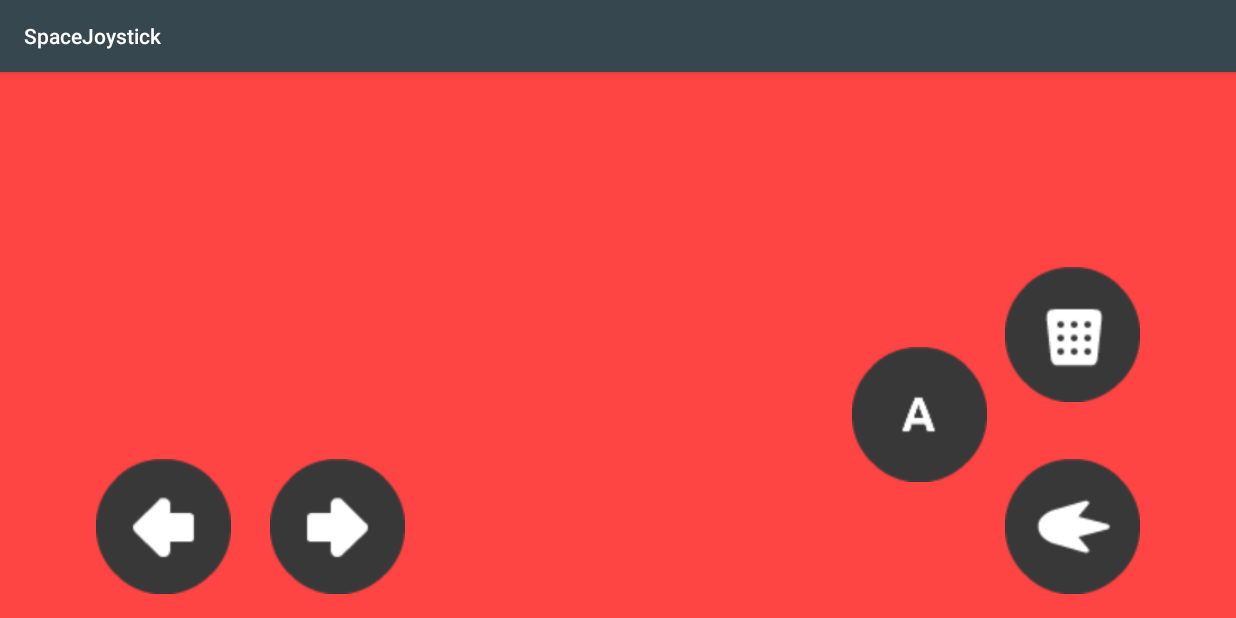
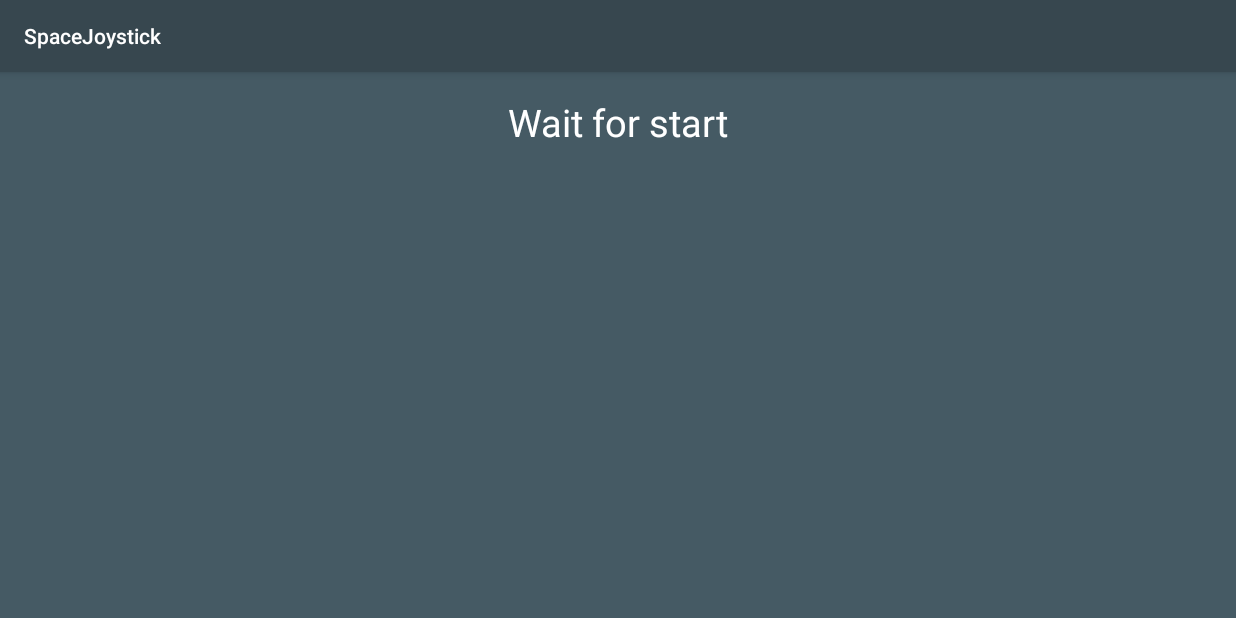
Before and after one commit to OleksandrDemian/SpaceJoystick, an Android app: the MainActivity screen opened directly, with no data from a screen before it, on a phone screen of 824 x 412 dp (held sideways). Run offline under Robolectric (Android 15) with nearby library versions, the phone set to English and light mode, and no system bars.

Commit message:
Client, WaitScreen
Added wait screen before start, changed client (only one can be created)

```diff
--- a/app/src/main/java/com/example/oleksandr/spacejoystick/Client.java
+++ b/app/src/main/java/com/example/oleksandr/spacejoystick/Client.java
@@ -4,6 +4,7 @@ import java.io.BufferedReader;
 import java.io.IOException;
 import java.io.InputStreamReader;
 import java.io.PrintWriter;
+import java.net.InetSocketAddress;
 import java.net.Socket;
 
 /**
@@ -12,20 +13,40 @@ import java.net.Socket;
 
 public class Client extends Thread {
 
+    public static final int PORT = 6546;
+    public static Client instance;
     private Socket socket;
     private PrintWriter writer;
     private BufferedReader reader;
     private ClientListener clientListener;
 
-    public Client(String ip, int port) {
+    public Client(){
+        if(instance != null)
+            instance.stopClient();
+
+        instance = this;
+    }
+
+    public void connect(String ip, int port) {
         try {
-            socket = new Socket(ip, port);
+            socket = new Socket();
+            socket.connect(new InetSocketAddress(ip, port), 3000);
             writer = new PrintWriter(socket.getOutputStream());
             reader = new BufferedReader(new InputStreamReader(socket.getInputStream()));
+            instance = this;
             start();
+            if(clientListener != null) clientListener.onConnectionEvent(ConnectionEvent.CONNECTED);
         } catch (IOException e) {
+            if(clientListener != null) clientListener.onConnectionEvent(ConnectionEvent.CONNECTION_FAILED);
             e.printStackTrace();
         }
+    }
+
+    public static Client getInstance(){
+        //PAY ATTENTION!!!
+        if(instance == null)
+            return new Client();
+        return instance;
     }
 
     public void setClientListener(ClientListener listener){
@@ -41,6 +62,8 @@ public class Client extends Thread {
                     clientListener.onMessageReceived(message);
                 }
             } catch (IOException e) {
+                if(clientListener != null)
+                    clientListener.onConnectionEvent(ConnectionEvent.CONNECTION_STOPED);
                 e.printStackTrace();
             }
         }
@@ -81,4 +104,13 @@ public class Client extends Thread {
         }
         sendMessage(message);
     }
+
+    public void stopClient(){
+        try {
+            interrupt();
+            socket.close();
+        } catch (IOException e) {
+            e.printStackTrace();
+        }
+    }
 }
--- a/app/src/main/java/com/example/oleksandr/spacejoystick/ClientListener.java
+++ b/app/src/main/java/com/example/oleksandr/spacejoystick/ClientListener.java
@@ -7,4 +7,5 @@ package com.example.oleksandr.spacejoystick;
 public interface ClientListener {
     void onMessageReceived(String message);
     void onMessageSendSuccess();
+    void onConnectionEvent(ConnectionEvent event);
 }
--- a/app/src/main/java/com/example/oleksandr/spacejoystick/HomeActivity.java
+++ b/app/src/main/java/com/example/oleksandr/spacejoystick/HomeActivity.java
@@ -32,7 +32,6 @@ public class HomeActivity extends AppCompatActivity {
     protected void onCreate(Bundle savedInstanceState) {
         super.onCreate(savedInstanceState);
         setContentView(R.layout.activity_home);
-
         mSectionsPagerAdapter = new SectionsPagerAdapter(getSupportFragmentManager());
 
         mViewPager = (ViewPager) findViewById(R.id.container);
--- a/app/src/main/java/com/example/oleksandr/spacejoystick/MainActivity.java
+++ b/app/src/main/java/com/example/oleksandr/spacejoystick/MainActivity.java
@@ -8,6 +8,7 @@ import android.os.Vibrator;
 import android.support.v4.app.ActivityCompat;
 import android.support.v7.app.AppCompatActivity;
 import android.os.Bundle;
+import android.text.Layout;
 import android.view.MotionEvent;
 import android.view.View;
 import android.widget.ImageButton;
@@ -44,13 +45,10 @@ public class MainActivity extends AppCompatActivity implements ClientListener {
         playerData = new PlayerData(getApplicationContext());
         playerData.loadPlayer();
 
-        //abilityTimer = new Timer(playerData.getAbilityCoolDown(), true);
-        //fireTimer = new Timer(playerData.getFireCoolDown(), true);
-
         //vibrator = (Vibrator)getSystemService(Context.VIBRATOR_SERVICE);
 
         requestPermission();
-        startClient();
+        initializePlayer();
 
         ImageButton left = (ImageButton) findViewById(R.id.btnLeft);
         ImageButton right = (ImageButton) findViewById(R.id.btnRight);
@@ -58,44 +56,6 @@ public class MainActivity extends AppCompatActivity implements ClientListener {
         ImageButton ability = (ImageButton) findViewById(R.id.btnAbility);
 
         final ImageButton engine = (ImageButton) findViewById(R.id.btnEngine);
-
-        /*left.setOnClickListener(new View.OnClickListener() {
-            @Override
-            public void onClick(View v) {
-                client.send(Command.TURNLEFT);
-            }
-        });
-
-        right.setOnClickListener(new View.OnClickListener() {
-            @Override
-            public void onClick(View v) {
-                client.send(Command.TURNRIGHT);
-            }
-        });*/
-
-        /*engine.setOnClickListener(new View.OnClickListener() {
-            @Override
-            public void onClick(View v) {
-                client.send(Command.ENGINETRIGGER);
-            }
-        });
-
-        shoot.setOnClickListener(new View.OnClickListener() {
-            @Override
-            public void onClick(View v) {
-                if(fireTimer.passed())
-                    client.send(Command.FIRE);
-            }
-        });
-
-        ability.setOnClickListener(new View.OnClickListener() {
-            @Override
-            public void onClick(View v) {
-                System.out.println("Delta: " + abilityTimer.deltaTime());
-                if(abilityTimer.passed())
-                    client.send(Command.ABILITYTRIGGER);
-            }
-        });*/
 
         //<-----------------NEW INPUT------------------------------->
         left.setOnTouchListener(new View.OnTouchListener() {
@@ -162,36 +122,41 @@ public class MainActivity extends AppCompatActivity implements ClientListener {
 
     }
 
-    private void startClient(){
+    private void initializePlayer(){
         if(client != null)
             return;
 
-        final ClientListener listener = this;
-        Thread thread = new Thread(new Runnable() {
+        client = Client.getInstance();
+        client.setClientListener(this);
+        client.sendMessage("rn" + playerData.getName());
+        //String[] dati = { "50", "15", "3", "500", "1", "3", "2" };
+        client.send(Request.SHIPINFO, playerData.getShipInfoArray());
+    }
+
+    private void showJoystick(){
+        runOnUiThread(new Runnable() {
             @Override
             public void run() {
-                String ip = getIntent().getExtras().getString("ip", "null");
-                client = new Client(ip, 6546);
-                client.setClientListener(listener);
-                client.sendMessage("rn" + playerData.getName());
-
-                //Dati order: health, damage, shield, speed, shipSkin, abilityType, abilityLevel
-                //String[] dati = { "50", "15", "3", "500", "1", "3", "2" };
-                client.send(Request.SHIPINFO, playerData.getShipInfoArray());
+                RelativeLayout joystick = (RelativeLayout)findViewById(R.id.joystickLayout);
+                RelativeLayout waitLayout = (RelativeLayout)findViewById(R.id.waitLayout);
+                waitLayout.setVisibility(View.INVISIBLE);
+                joystick.setVisibility(View.VISIBLE);
             }
         });
-        thread.start();
+
     }
 
     @Override
     public void onMessageReceived(final String message) {
-
+        if(message == "")
+            return;
         System.out.println("Receive activity: " + message);
         //NOT TESTED
         if(message.charAt(0) == 'r') {
             switch (message.charAt(1)) {
                 //rs - start game
                 case 's':
+                    showJoystick();
                     break;
                 case 'p':
                     playerData.incresePoints();
@@ -199,6 +164,8 @@ public class MainActivity extends AppCompatActivity implements ClientListener {
                 //Set background color here
                 case 'c':
                     setBackgroundColor(Integer.parseInt("" + message.charAt(2)));
+                    //TEMP
+                    showJoystick();
                     break;
                 case 'm':
                     client.interrupt();
@@ -213,14 +180,33 @@ public class MainActivity extends AppCompatActivity implements ClientListener {
         //vibrator.vibrate(25);
     }
 
+    @Override
+    public void onConnectionEvent(ConnectionEvent event) {
+        switch (event){
+
+        }
+    }
+
     private void setBackgroundColor(final int index){
         runOnUiThread(new Runnable() {
             @Override
             public void run() {
                 RelativeLayout background = (RelativeLayout)findViewById(R.id.activity_main);
-                int color = Converter.toColor(index);
-                if(color == -1)
-                    color = getResources().getColor(R.color.background);
+                int color = getResources().getColor(R.color.background);
+                switch (index){
+                    case 0:
+                        color = getResources().getColor(R.color.bgBlue);
+                        break;
+                    case 1:
+                        color = getResources().getColor(R.color.bgGreen);
+                        break;
+                    case 2:
+                        color = getResources().getColor(R.color.bgRed);
+                        break;
+                    case 3:
+                        color = getResources().getColor(R.color.bgOrange);
+                        break;
+                }
                 background.setBackgroundColor(color);
             }
         });
@@ -252,41 +238,12 @@ public class MainActivity extends AppCompatActivity implements ClientListener {
                         string += "e";
                         engineB = false;
                     }
-                    /*if(fireB)
-                        string += "s";
-                        //addCommand(Command.FIRE);
-                    if(engineB) {
-                        string += "e";
-                        engineB = false;
-                    }
-                        //addCommand(Command.ENGINETRIGGER);
-                    if(leftB)
-                        string += "l";
-                    if(rightB)
-                        string += "r";
-                    if(abilityB)
-                        string += "a";*/
-                    /*for(int i = 0; i < commands.size(); i++) {
-                        System.out.println("Pressed: " + commands.toString());
-                        string += Converter.toString(commands.get(i)).charAt(1);
-                    }*/
 
                     client.sendMessage(string);
-                    //commands.clear();
-                    /*fireB = false;
-                    engineB = false;
-                    rightB = false;
-                    leftB = false;
-                    abilityB = false;*/
                 } catch (InterruptedException e) {
                     e.printStackTrace();
                 }
             }
         }
-
-        /*public void addCommand(Command command){
-            commands.add(command);
-        }*/
-
     }
 }
--- a/app/src/main/res/layout/activity_main.xml
+++ b/app/src/main/res/layout/activity_main.xml
@@ -10,7 +10,13 @@
     android:paddingRight="@dimen/activity_horizontal_margin"
     android:paddingTop="@dimen/activity_vertical_margin"
     tools:context="com.example.oleksandr.spacejoystick.MainActivity"
-    android:background="@android:color/holo_red_light">
+    android:background="@color/background">
+
+    <RelativeLayout
+        android:layout_width="match_parent"
+        android:layout_height="match_parent"
+        android:id="@+id/joystickLayout"
+        android:visibility="invisible">
 
         <ImageButton
             android:layout_width="90sp"
@@ -60,5 +66,30 @@
             android:layout_marginTop="53dp"
             android:layout_alignTop="@+id/btnEngine"
             android:layout_toStartOf="@+id/btnShoot" />
+    </RelativeLayout>
+
+    <RelativeLayout
+        android:layout_width="match_parent"
+        android:layout_height="match_parent"
+        android:id="@+id/waitLayout"
+        android:visibility="visible">
+
+        <ImageView
+            android:layout_width="match_parent"
+            android:layout_height="match_parent"
+            app:srcCompat="@color/background"
+            android:id="@+id/imageView" />
+
+        <TextView
+            android:text="Wait for start"
+            android:layout_width="match_parent"
+            android:layout_height="wrap_content"
+            android:id="@+id/textView"
+            android:textAlignment="center"
+            android:layout_alignParentTop="true"
+            android:layout_alignParentStart="true"
+            android:textSize="25sp"
+            android:textColor="@color/colorAccent" />
+    </RelativeLayout>
 
 </RelativeLayout>
--- a/app/src/main/res/values/colors.xml
+++ b/app/src/main/res/values/colors.xml
@@ -6,4 +6,8 @@
     <color name="background">#455a64</color>
     <color name="internalElements">#546e7a</color>
     <color name="inputHint">#b0bec5</color>
+    <color name="bgBlue">#0091ea</color>
+    <color name="bgRed">#f44336</color>
+    <color name="bgGreen">#66bb6a</color>
+    <color name="bgOrange">#ffca28</color>
 </resources>
```
Also changed, not shown: app/src/main/java/com/example/oleksandr/spacejoystick/ConnectionEvent.java (added, +11 -0 lines), app/src/main/java/com/example/oleksandr/spacejoystick/ConnectionScreen.java (+54 -3 lines), app/src/main/java/com/example/oleksandr/spacejoystick/Converter.java (+0 -14 lines), app/src/main/res/values/attrs_wait_for_start.xml (added, +8 -0 lines). Lines whose indentation alone changed are shown as unchanged.
